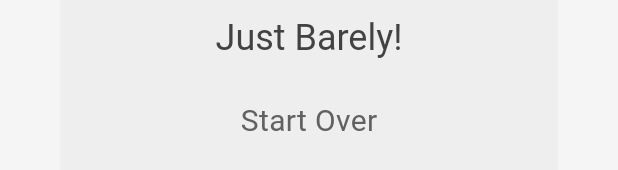
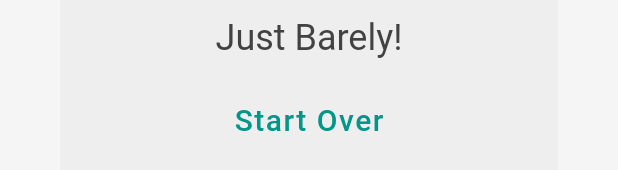
Before and after one commit to A-taraxia/quiz_app, a Flutter app: the ResultBox widget shown alone on an empty page, opened directly with empty values, on a phone screen of 412 x 824 dp. Shown: the part 726-896 px from the top of the screen. Run offline on Flutter 3.47's test engine with Material 3 defaults, Android fonts, the phone set to English and light mode, and no system bars; our stand-ins replace cloud_firestore, firebase_auth, firebase_core; accounts and stored records are empty.

```diff
--- a/lib/components/result_box.dart
+++ b/lib/components/result_box.dart
@@ -4,9 +4,13 @@ import 'package:flutter/material.dart';
 
 class ResultBox extends StatelessWidget {
   const ResultBox(
-      {super.key, required this.result, required this.questionLength});
+      {super.key,
+      required this.result,
+      required this.questionLength,
+      required this.startOver});
   final int result;
   final int questionLength;
+  final VoidCallback startOver;
 
   @override
   Widget build(BuildContext context) {
@@ -49,8 +53,15 @@ class ResultBox extends StatelessWidget {
             ),
             const SizedBox(height: 25),
             GestureDetector(
-              onTap: () {},
-              child: const Text('Start Over'),
+              onTap: startOver,
+              child: Text(
+                'Start Over',
+                style: TextStyle(
+                    color: Theme.of(context).colorScheme.secondary,
+                    fontSize: 20,
+                    fontWeight: FontWeight.w500,
+                    letterSpacing: 1),
+              ),
             )
           ],
         ),
```
Also changed, not shown: lib/containers/quizzes_container.dart (+11 -1 lines), lib/pages/settings_page.dart (+12 -6 lines).
